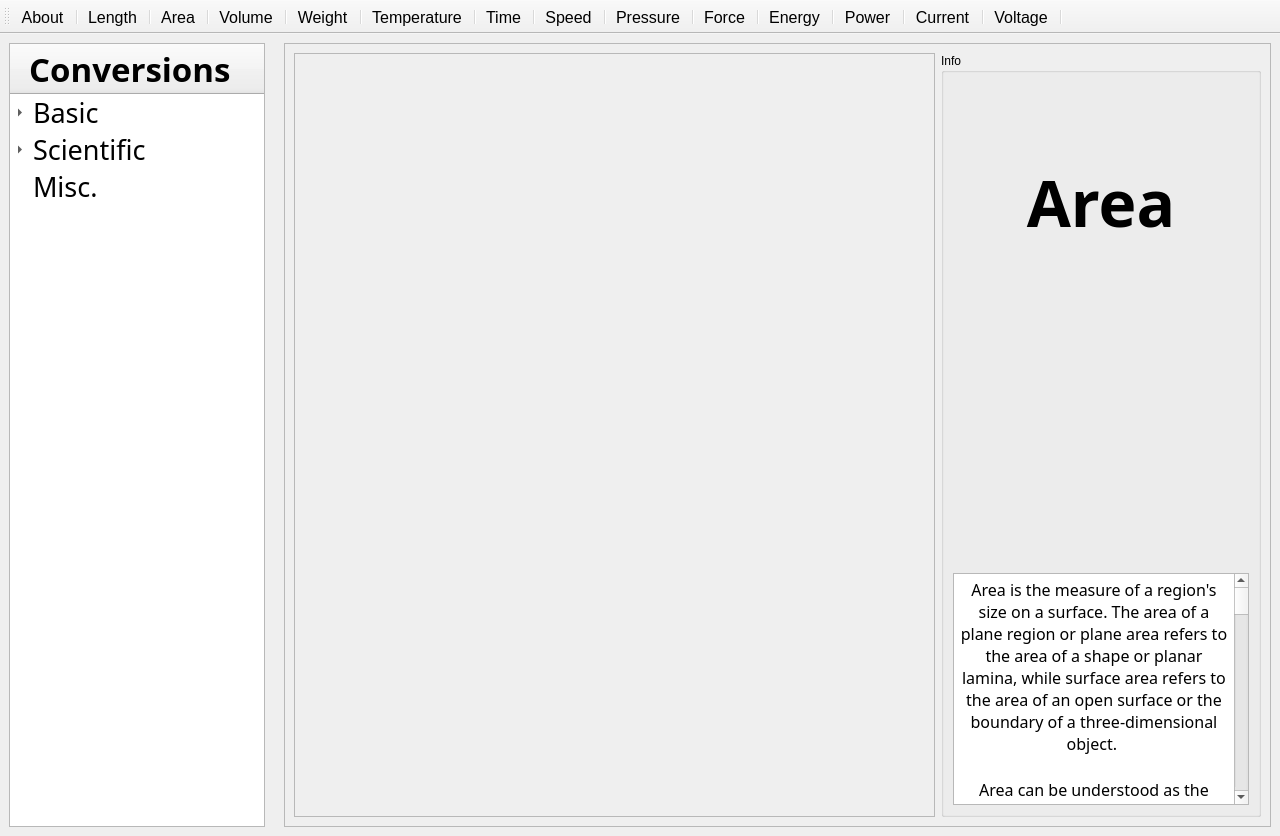
Above: mainwindow.ui from 30vam/cute-converter before the change. Below: the same form after it.
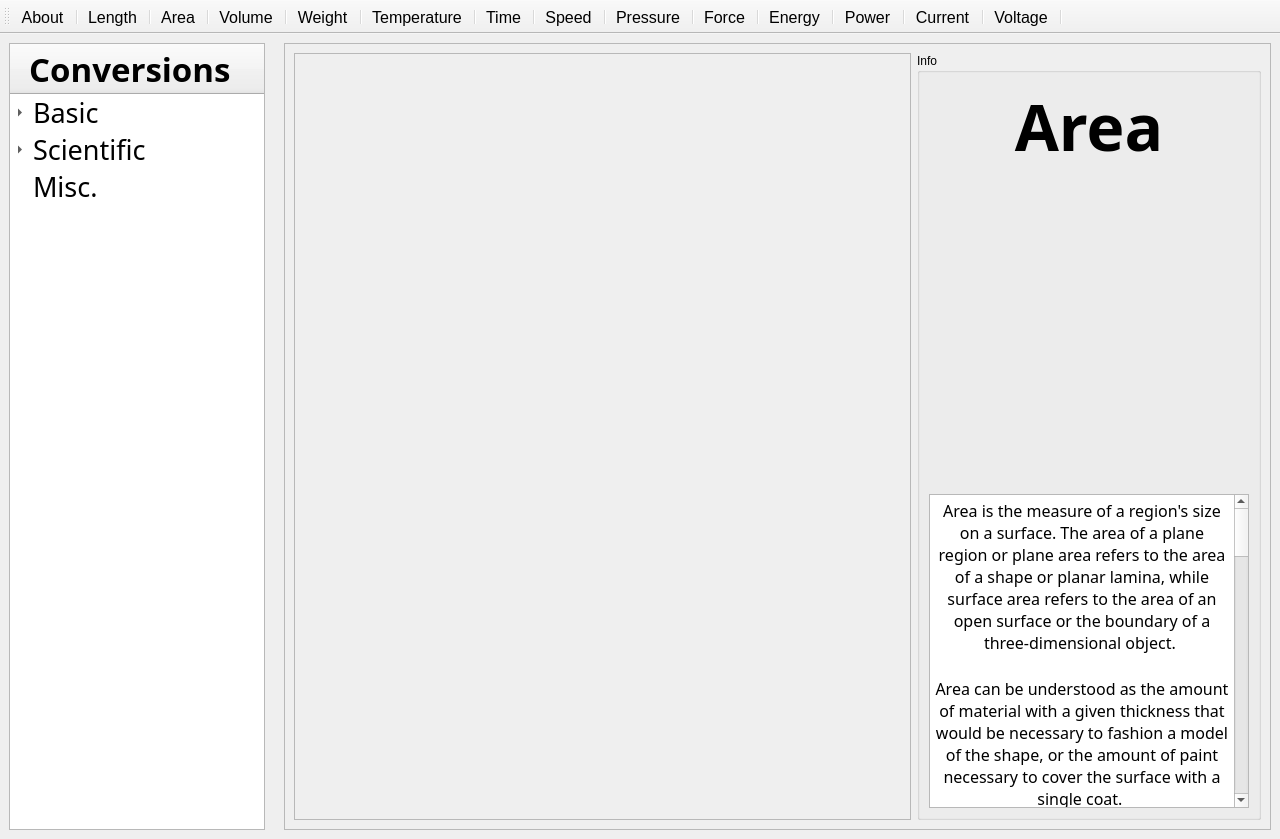
That is the form after the change. The open tabs and pages were chosen to show the change. Icons and pictures are not drawn.

Commit message: Fixed scaling issue with pixmaps (hopefully)

What changed in the file:
```diff
--- a/mainwindow.ui
+++ b/mainwindow.ui
@@ -10,7 +10,7 @@
     <x>0</x>
     <y>0</y>
     <width>1280</width>
-    <height>836</height>
+    <height>839</height>
    </rect>
   </property>
   <property name="windowTitle">
@@ -849,7 +849,7 @@
        </layout>
       </widget>
       <widget class="QWidget" name="areaWidget">
-       <layout class="QHBoxLayout" name="horizontalLayout_3" stretch="2,1">
+       <layout class="QHBoxLayout" name="horizontalLayout_3" stretch="2,0">
         <item>
          <widget class="QScrollArea" name="areaScrollArea">
           <property name="widgetResizable">
@@ -860,8 +860,8 @@
             <rect>
              <x>0</x>
              <y>0</y>
-             <width>52</width>
-             <height>16</height>
+             <width>620</width>
+             <height>678</height>
             </rect>
            </property>
           </widget>
@@ -870,7 +870,7 @@
         <item>
          <widget class="QGroupBox" name="areaInfoGroupBox">
           <property name="sizePolicy">
-           <sizepolicy hsizetype="Ignored" vsizetype="Ignored">
+           <sizepolicy hsizetype="Expanding" vsizetype="Expanding">
             <horstretch>0</horstretch>
             <verstretch>0</verstretch>
            </sizepolicy>
@@ -882,15 +882,21 @@
            <item>
             <widget class="QLabel" name="areaLabel">
              <property name="sizePolicy">
-              <sizepolicy hsizetype="Preferred" vsizetype="Preferred">
+              <sizepolicy hsizetype="Minimum" vsizetype="Fixed">
                <horstretch>0</horstretch>
                <verstretch>0</verstretch>
               </sizepolicy>
              </property>
              <property name="minimumSize">
               <size>
-               <width>0</width>
-               <height>0</height>
+               <width>320</width>
+               <height>80</height>
+              </size>
+             </property>
+             <property name="maximumSize">
+              <size>
+               <width>16777215</width>
+               <height>80</height>
               </size>
              </property>
              <property name="font">
@@ -923,11 +929,23 @@
            <item>
             <widget class="QLabel" name="areaImageLabel">
              <property name="sizePolicy">
-              <sizepolicy hsizetype="Preferred" vsizetype="Preferred">
+              <sizepolicy hsizetype="Fixed" vsizetype="Fixed">
                <horstretch>0</horstretch>
                <verstretch>0</verstretch>
               </sizepolicy>
              </property>
+             <property name="minimumSize">
+              <size>
+               <width>320</width>
+               <height>320</height>
+              </size>
+             </property>
+             <property name="maximumSize">
+              <size>
+               <width>320</width>
+               <height>320</height>
+              </size>
+             </property>
              <property name="font">
               <font>
                <pointsize>20</pointsize>
@@ -956,21 +974,21 @@
            <item>
             <widget class="QTextBrowser" name="areaTextBrowser">
              <property name="sizePolicy">
-              <sizepolicy hsizetype="Preferred" vsizetype="Fixed">
+              <sizepolicy hsizetype="Expanding" vsizetype="Expanding">
                <horstretch>0</horstretch>
                <verstretch>0</verstretch>
               </sizepolicy>
              </property>
              <property name="minimumSize">
               <size>
-               <width>0</width>
+               <width>320</width>
                <height>232</height>
               </size>
              </property>
              <property name="maximumSize">
               <size>
                <width>16777215</width>
-               <height>232</height>
+               <height>16777215</height>
               </size>
              </property>
              <property name="font">
```
Left out of the diff: 422 changed lines with no effect on the pictures. The commit also changes 2 other files.
